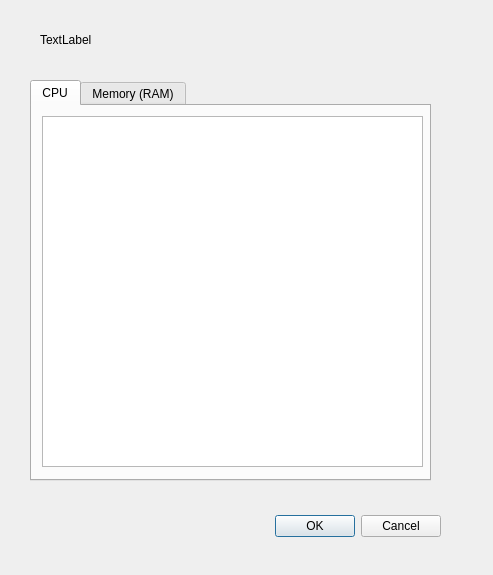
This is app_resource_viewer.ui in Stack-Smashing-Detected/Crash-Monitor as Qt 5 draws it before an edit. The edited form follows.
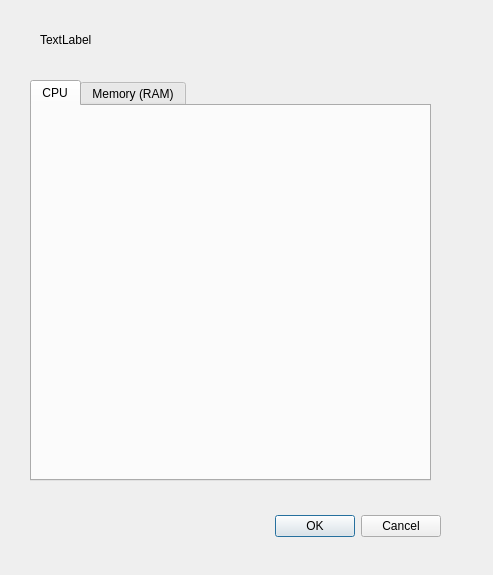
This is the edited form.

What changed in the file:
```diff
--- a/app_resource_viewer.ui
+++ b/app_resource_viewer.ui
@@ -58,16 +58,6 @@
     <attribute name="title">
      <string>CPU</string>
     </attribute>
-    <widget class="QListWidget" name="listWidget">
-     <property name="geometry">
-      <rect>
-       <x>10</x>
-       <y>10</y>
-       <width>381</width>
-       <height>351</height>
-      </rect>
-     </property>
-    </widget>
    </widget>
    <widget class="QWidget" name="m_ram">
     <attribute name="title">
```
Left out of the diff: 10 changed lines with no effect on the pictures.
